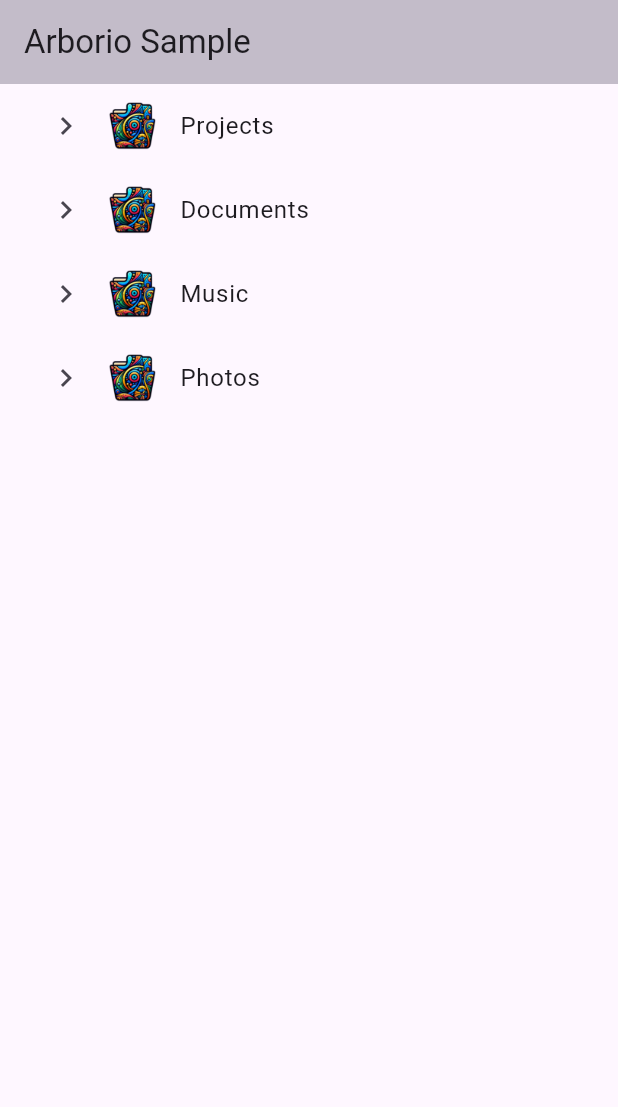
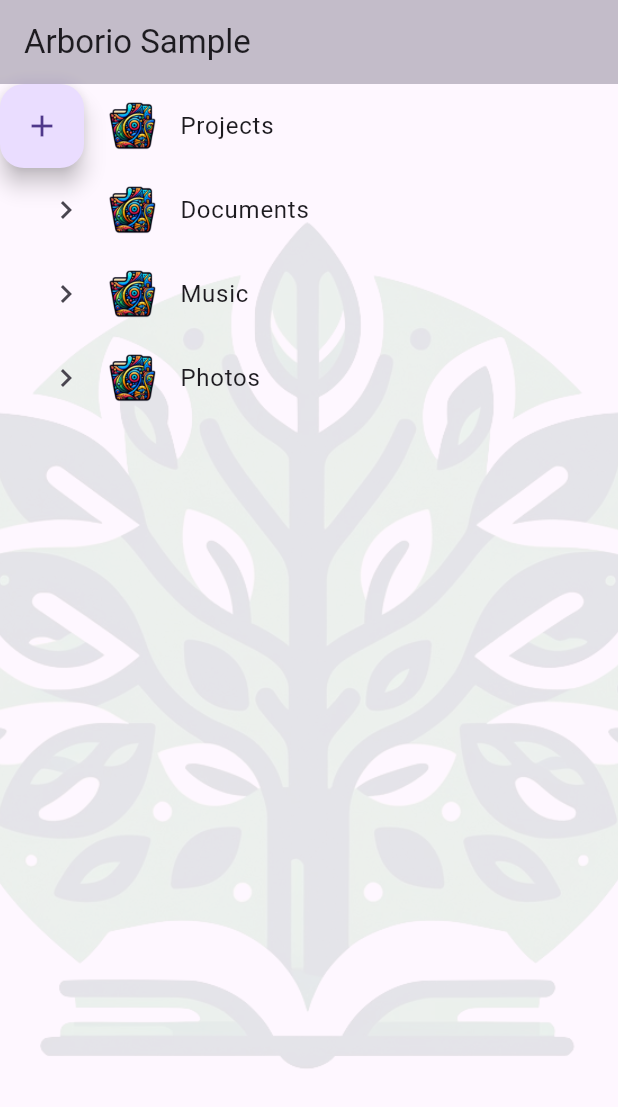
Before and after one commit to MelbourneDeveloper/arborio, a Flutter app: the screen it shows after launch, on a phone screen of 412 x 824 dp. Shown: the top 1107 px of the screen. Run offline on Flutter 3.47's test engine with Material 3 defaults, Android fonts, the phone set to English and light mode, and no system bars.

Commit message:
add the logo

```diff
--- a/example/lib/main.dart
+++ b/example/lib/main.dart
@@ -164,7 +164,30 @@ class MyApp extends StatelessWidget {
           ),
           body: Stack(
             children: [
-              TreeView(
+              Opacity(
+                opacity: .1,
+                child: Image.asset(
+                  'assets/images/arborio_transparent.png',
+                  fit: BoxFit.cover,
+                  width: double.infinity,
+                  height: double.infinity,
+                ),
+              ),
+              _treeView(),
+              Row(
+                children: [
+                  FloatingActionButton(
+                    onPressed: () {},
+                    child: const Icon(Icons.add),
+                  ),
+                ],
+              ),
+            ],
+          ),
+        ),
+      );
+
+  TreeView<FileSystemElement> _treeView() => TreeView(
         animationCurve: Curves.easeInCirc,
         builder: (
           context,
@@ -197,9 +220,7 @@ class MyApp extends StatelessWidget {
                   child: Row(
                     children: [
                       Image.asset(
-                                switch (path
-                                    .extension(node.title.name)
-                                    .toLowerCase()) {
+                        switch (path.extension(node.title.name).toLowerCase()) {
                           ('.mp3') => 'assets/images/music.png',
                           ('.py') => 'assets/images/python.png',
                           ('.jpg') => 'assets/images/image.png',
@@ -235,9 +256,5 @@ class MyApp extends StatelessWidget {
         },
         nodes: nodes,
         expanderIcon: const Icon(Icons.chevron_right),
-              ),
-            ],
-          ),
-        ),
       );
 }
```
Also changed, not shown: example/assets/images/arborio.png (added), example/assets/images/arborio_transparent.png (added). Lines whose indentation alone changed are shown as unchanged.
